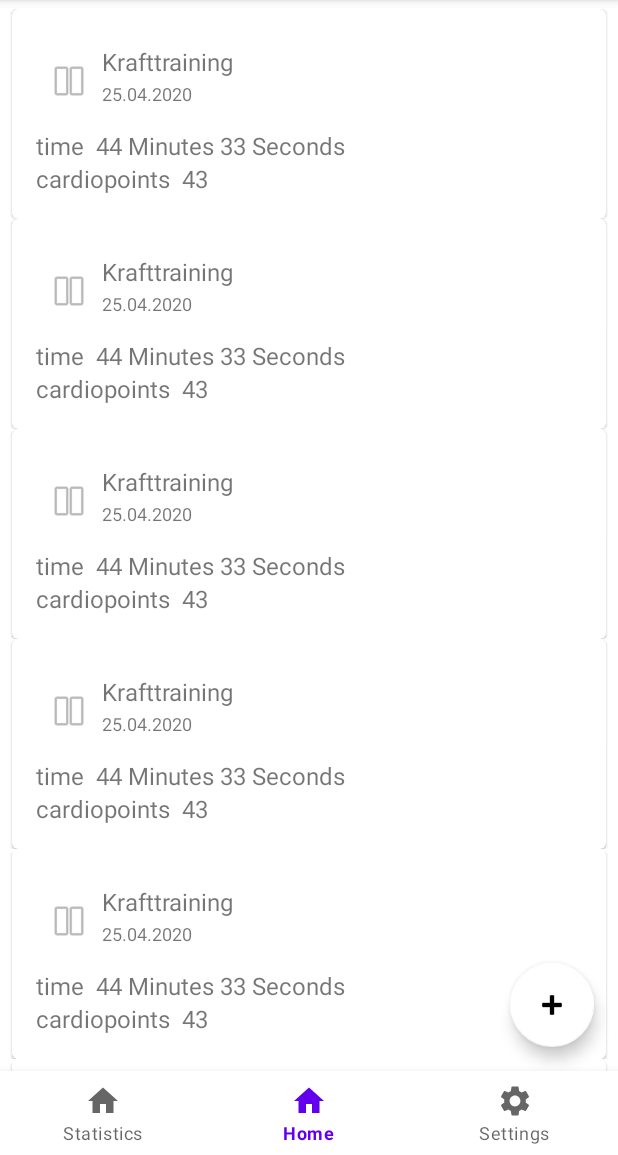
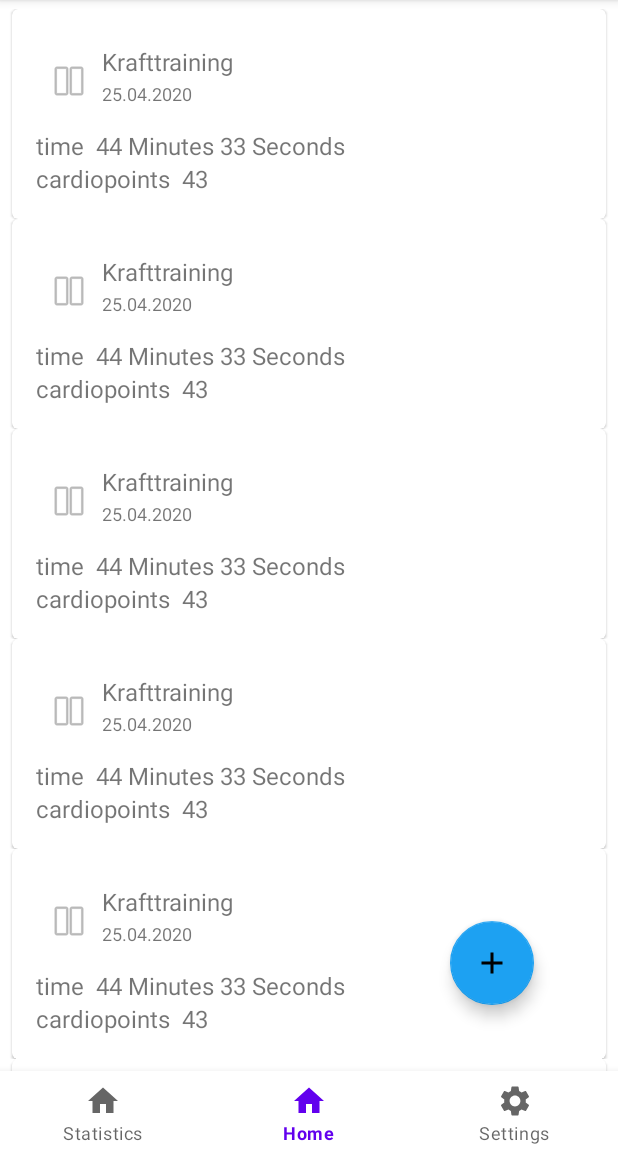
Before and after one commit to aschi2403/TSIY, an Android app: the screen it shows after launch (MainActivity), on a phone screen of 412 x 824 dp, the part 81-1236 px from its top. Run offline under Robolectric (Android 15) with nearby library versions, the phone set to English and light mode, and no system bars.

```diff
--- a/Android/app/build.gradle
+++ b/Android/app/build.gradle
@@ -1,6 +1,7 @@
 apply plugin: 'com.android.application'
 apply plugin: 'kotlin-android'
 apply plugin: 'kotlin-android-extensions'
+apply plugin: 'kotlin-kapt'
 
 android {
     compileSdkVersion 29
@@ -50,4 +51,8 @@ dependencies {
     testImplementation 'junit:junit:4.12'
     androidTestImplementation 'androidx.test.ext:junit:1.1.1'
     androidTestImplementation 'androidx.test.espresso:espresso-core:3.2.0'
+
+    def room_version = "2.2.5"
+    implementation "androidx.room:room-runtime:$room_version"
+    kapt "androidx.room:room-compiler:$room_version"
 }
--- a/Android/app/src/main/java/aschi2403/tsiy/HomeFragment.kt
+++ b/Android/app/src/main/java/aschi2403/tsiy/HomeFragment.kt
@@ -1,17 +1,10 @@
 package aschi2403.tsiy
 
 import android.os.Bundle
-import androidx.fragment.app.Fragment
 import android.view.LayoutInflater
 import android.view.View
 import android.view.ViewGroup
-import com.google.android.material.snackbar.Snackbar
-import kotlinx.android.synthetic.main.fragment_home.*
-
-// TODO: Rename parameter arguments, choose names that match
-// the fragment initialization parameters, e.g. ARG_ITEM_NUMBER
-private const val ARG_PARAM1 = "param1"
-private const val ARG_PARAM2 = "param2"
+import androidx.fragment.app.Fragment
 
 /**
  * A simple [Fragment] subclass.
@@ -19,23 +12,6 @@ private const val ARG_PARAM2 = "param2"
  * create an instance of this fragment.
  */
 class HomeFragment : Fragment() {
-    // TODO: Rename and change types of parameters
-    private var param1: String? = null
-    private var param2: String? = null
-
-    override fun onCreate(savedInstanceState: Bundle?) {
-        super.onCreate(savedInstanceState)
-        arguments?.let {
-            param1 = it.getString(ARG_PARAM1)
-            param2 = it.getString(ARG_PARAM2)
-        }
-
-        // TODO fix fab listener, app crashes when enabling the following line
-        /*fab.setOnClickListener { view ->
-            Snackbar.make(view, "Replace with your own action", Snackbar.LENGTH_LONG)
-                .setAction("Action", null).show()
-        }*/
-    }
 
     override fun onCreateView(
         inflater: LayoutInflater, container: ViewGroup?,
@@ -44,24 +20,4 @@ class HomeFragment : Fragment() {
         // Inflate the layout for this fragment
         return inflater.inflate(R.layout.fragment_home, container, false)
     }
-
-    companion object {
-        /**
-         * Use this factory method to create a new instance of
-         * this fragment using the provided parameters.
-         *
-         * @param param1 Parameter 1.
-         * @param param2 Parameter 2.
-         * @return A new instance of fragment HomeFragment.
-         */
-        // TODO: Rename and change types and number of parameters
-        @JvmStatic
-        fun newInstance(param1: String, param2: String) =
-            HomeFragment().apply {
-                arguments = Bundle().apply {
-                    putString(ARG_PARAM1, param1)
-                    putString(ARG_PARAM2, param2)
-                }
-            }
-    }
 }
--- a/Android/app/src/main/java/aschi2403/tsiy/MainActivity.kt
+++ b/Android/app/src/main/java/aschi2403/tsiy/MainActivity.kt
@@ -3,33 +3,33 @@ package aschi2403.tsiy
 import android.os.Bundle
 import android.view.Menu
 import android.view.MenuItem
-import android.widget.FrameLayout
+import android.widget.Toast
 import androidx.appcompat.app.AppCompatActivity
 import androidx.fragment.app.Fragment
-import com.google.android.material.tabs.TabLayout
-import com.google.android.material.tabs.TabLayout.OnTabSelectedListener
-import com.google.android.material.tabs.TabLayout.TabLayoutOnPageChangeListener
+import com.google.android.material.floatingactionbutton.FloatingActionButton
 import kotlinx.android.synthetic.main.activity_main.*
 
 
 class MainActivity : AppCompatActivity() {
-
-    //private val bottomNavigationView: FrameLayout = findViewById(R.id.main_nav)
-
-    private val homeFragment = HomeFragment();
+    private val homeFragment = HomeFragment()
     private val statisticsFragment = StatisticsFragment()
     private val settingsFragment = SettingsFragment()
-
 
 
     override fun onCreate(savedInstanceState: Bundle?) {
         super.onCreate(savedInstanceState)
         setContentView(R.layout.activity_main)
 
+        val mFab = findViewById<FloatingActionButton>(R.id.home_fab)
+
+        mFab.setOnClickListener {
+            Toast.makeText(this@MainActivity, "FAB is clicked...", Toast.LENGTH_LONG).show()
+        }
 
 
-       main_nav.setOnNavigationItemSelectedListener { item ->
-            when (item.itemId){
+
+        main_nav.setOnNavigationItemSelectedListener { item ->
+            when (item.itemId) {
                 R.id.nav_home -> {
                     setFragment(homeFragment)
                 }
--- /dev/null
+++ b/Android/app/src/main/java/aschi2403/tsiy/model/IActivity.kt
@@ -0,0 +1,6 @@
+package aschi2403.tsiy.model
+
+interface IActivity {
+    var id: Long?
+    var name: String
+}
--- /dev/null
+++ b/Android/app/src/main/res/drawable/ic_baseline_add_24.xml
@@ -0,0 +1,10 @@
+<vector xmlns:android="http://schemas.android.com/apk/res/android"
+    android:width="24dp"
+    android:height="24dp"
+    android:viewportWidth="24"
+    android:viewportHeight="24"
+    android:tint="?attr/colorControlNormal">
+  <path
+      android:fillColor="@android:color/white"
+      android:pathData="M19,13h-6v6h-2v-6H5v-2h6V5h2v6h6v2z" />
+</vector>
--- a/Android/app/src/main/res/layout/activity_main.xml
+++ b/Android/app/src/main/res/layout/activity_main.xml
@@ -5,6 +5,15 @@
     android:layout_width="match_parent"
     android:layout_height="match_parent"
     tools:context=".MainActivity">
+
+    <FrameLayout
+        android:id="@+id/main_frame"
+        android:layout_width="match_parent"
+        android:layout_height="match_parent"
+        android:layout_marginBottom="56dp"
+        app:layout_constraintBottom_toBottomOf="parent"
+        app:layout_constraintEnd_toEndOf="parent"
+        app:layout_constraintStart_toStartOf="parent"></FrameLayout>
 
     <com.google.android.material.bottomnavigation.BottomNavigationView
         android:id="@+id/main_nav"
@@ -17,15 +26,19 @@
 
     </com.google.android.material.bottomnavigation.BottomNavigationView>
 
-    <FrameLayout
-        android:id="@+id/main_frame"
-        android:layout_width="match_parent"
-        android:layout_height="match_parent"
-        android:layout_marginBottom="56dp"
+    <com.google.android.material.floatingactionbutton.FloatingActionButton
+        android:id="@+id/home_fab"
+        android:layout_width="wrap_content"
+        android:layout_height="wrap_content"
+        android:layout_marginLeft="300dp"
+        android:layout_marginBottom="100dp"
         app:layout_constraintBottom_toBottomOf="parent"
-        app:layout_constraintEnd_toEndOf="parent"
-        app:layout_constraintStart_toStartOf="parent">
+        app:layout_constraintStart_toStartOf="parent"
 
-    </FrameLayout>
+        android:clickable="true"
+        android:src="@drawable/ic_baseline_add_24"
+        app:backgroundTint="#ff1da1f2">
+
+    </com.google.android.material.floatingactionbutton.FloatingActionButton>
 
 </androidx.constraintlayout.widget.ConstraintLayout>
--- a/Android/app/src/main/res/layout/fragment_home.xml
+++ b/Android/app/src/main/res/layout/fragment_home.xml
@@ -67,16 +67,4 @@
     </androidx.constraintlayout.widget.ConstraintLayout>
 
 
-
-    <com.google.android.material.floatingactionbutton.FloatingActionButton
-        android:id="@+id/fab"
-        android:layout_width="wrap_content"
-        android:layout_height="74dp"
-        android:layout_gravity="bottom|end"
-        android:layout_margin="@dimen/fab_margin"
-        android:background="#FFFFFF"
-        app:backgroundTint="#FFFFFF"
-        app:srcCompat="@android:drawable/ic_input_add" />
-
-
 </FrameLayout>
--- a/Android/build.gradle
+++ b/Android/build.gradle
@@ -8,7 +8,7 @@ buildscript {
 
     }
     dependencies {
-        classpath 'com.android.tools.build:gradle:4.1.0-alpha10'
+        classpath 'com.android.tools.build:gradle:4.0.1'
         classpath "org.jetbrains.kotlin:kotlin-gradle-plugin:$kotlin_version"
 
         // NOTE: Do not place your application dependencies here; they belong
```
Also changed, not shown: Android/app/src/main/java/aschi2403/tsiy/db/PowerActivityDao.kt (added, +29 -0 lines), Android/app/src/main/java/aschi2403/tsiy/db/PowerActivityTypeDao.kt (added, +28 -0 lines), Android/app/src/main/java/aschi2403/tsiy/db/WorkoutDatabase.kt (added, +29 -0 lines), Android/app/src/main/java/aschi2403/tsiy/model/IActivityType.kt (added, +8 -0 lines), Android/app/src/main/java/aschi2403/tsiy/model/PowerActivity.kt (added, +13 -0 lines), Android/app/src/main/java/aschi2403/tsiy/model/PowerActivityType.kt (added, +13 -0 lines), Android/app/src/main/java/aschi2403/tsiy/repository/WorkoutRepo.kt (added, +52 -0 lines).
